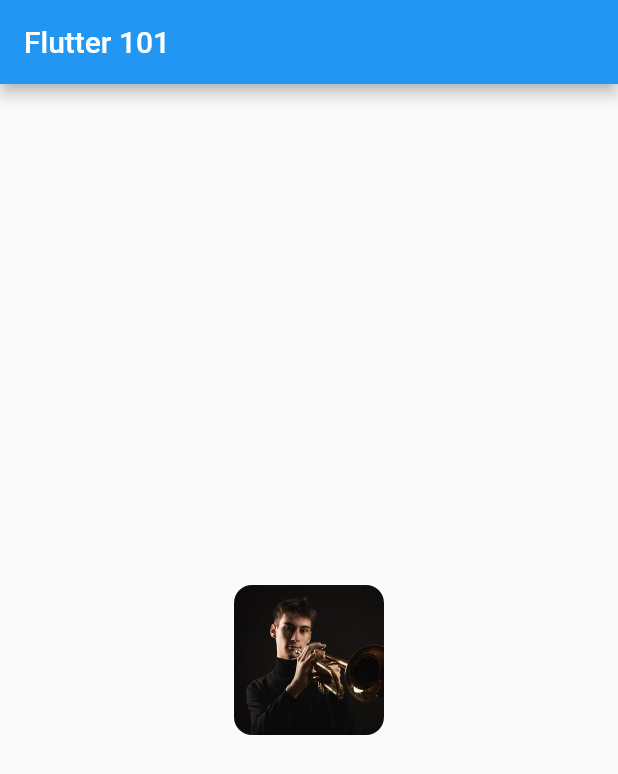
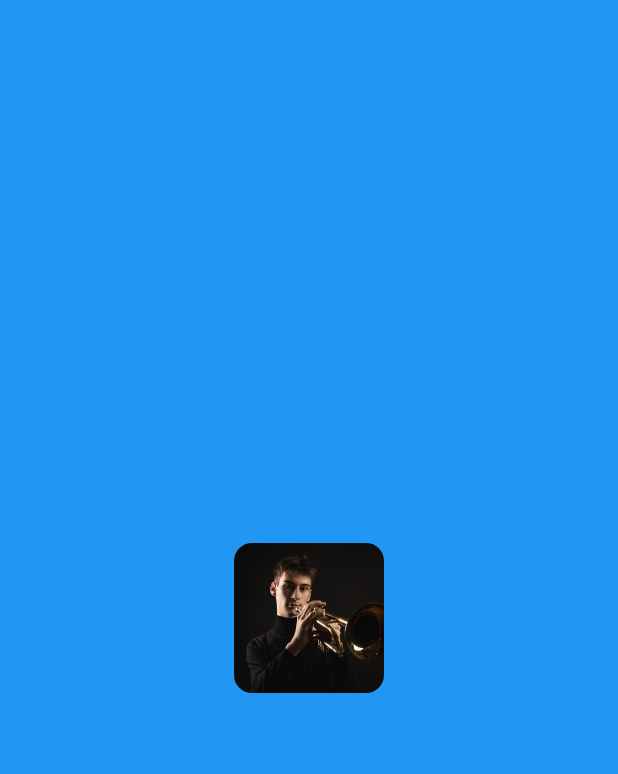
Before and after one commit to jpelgrim/flutter101, a Flutter app: the screen it shows after launch, on a phone screen of 412 x 824 dp. Shown: the top 774 px of the screen. Run offline on Flutter 3.47's test engine with Material 2 defaults, Android fonts, the phone set to English and light mode, and no system bars; our stand-ins replace audioplayers.

Commit message:
Extract SoundButton

```diff
--- a/lib/main.dart
+++ b/lib/main.dart
@@ -8,29 +8,36 @@ void main() {
 class Flutter101App extends StatelessWidget {
   @override
   Widget build(BuildContext context) {
-    final audio = Audio('trumpet.mp3');
-    return MaterialApp(
-        title: 'Flutter 101',
-        theme: ThemeData(
-          primarySwatch: Colors.blue,
+    return Container(
+      color: Colors.blue,
+      child: Center(
+        child: SoundButton(name: 'trumpet'),
       ),
-        home: Scaffold(
-          appBar: AppBar(
-            title: Text('Flutter 101'),
-          ),
-          body: Center(
-            child: GestureDetector(
+    );
+  }
+}
+
+class SoundButton extends StatelessWidget {
+  const SoundButton({
+    Key key,
+    @required this.name,
+  }) : super(key: key);
+
+  final String name;
+
+  @override
+  Widget build(BuildContext context) {
+    final Audio audio = Audio('$name.mp3');
+    return GestureDetector(
       onTap: () => audio.start(),
       child: ClipRRect(
         borderRadius: BorderRadius.circular(12.0),
         child: Image.asset(
-                  'assets/images/trumpet.jpg',
+          'assets/images/$name.jpg',
           width: 100,
           height: 100,
         ),
       ),
-            ),
-          ),
-        ));
+    );
   }
 }
```
Lines whose indentation alone changed are shown as unchanged.
